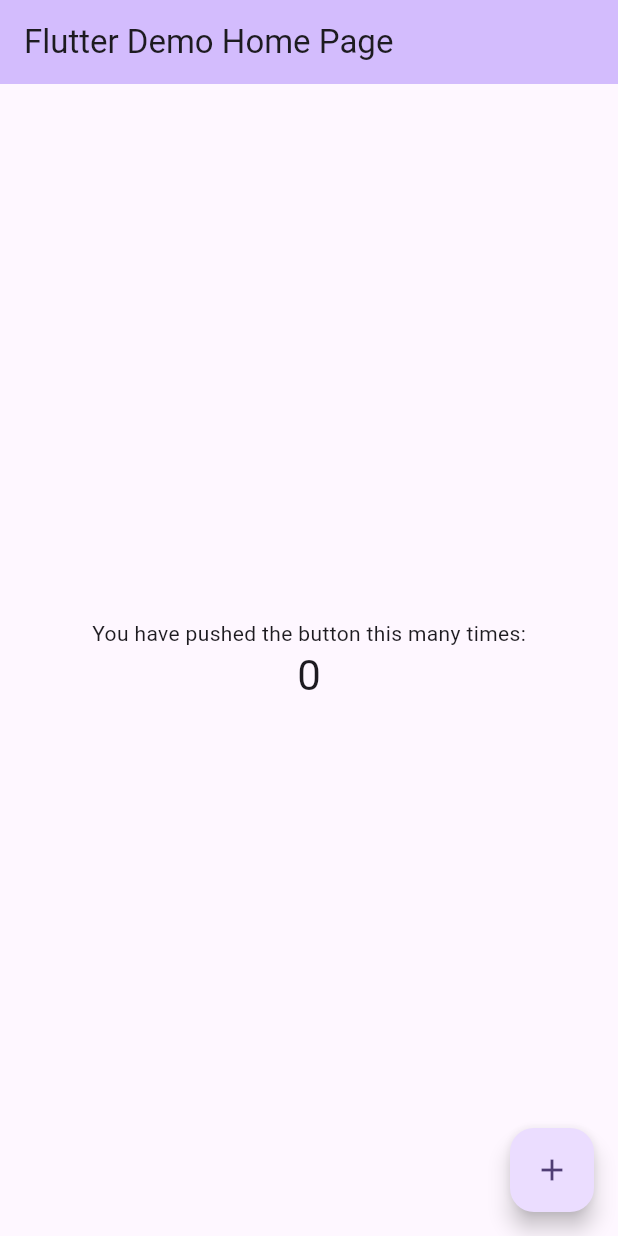
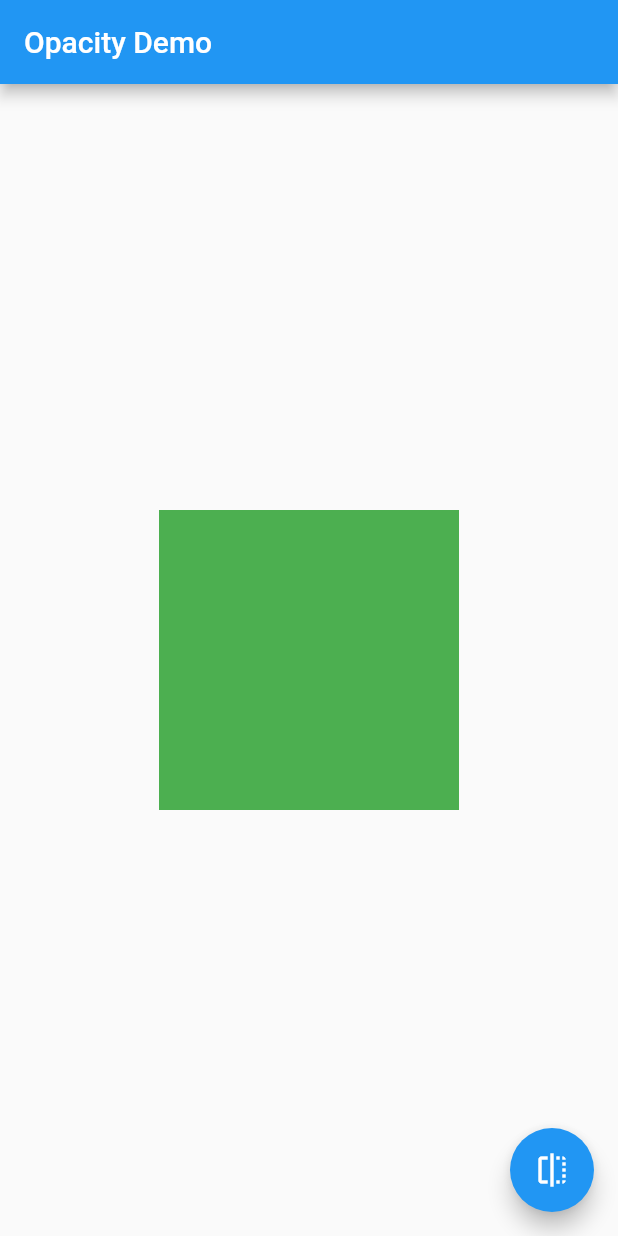
Before and after one commit to asutaka/FlutterCom, a Flutter app: the screen it shows after launch, on a phone screen of 412 x 824 dp. Run offline on Flutter 3.47's test engine with Material 2 defaults, Android fonts, the phone set to English and light mode, and no system bars.

Commit message:
second commit

```diff
--- a/lib/main.dart
+++ b/lib/main.dart
@@ -1,52 +1,27 @@
 import 'package:flutter/material.dart';
 
-void main() {
-  runApp(const MyApp());
-}
+void main() => runApp(const MyApp());
 
 class MyApp extends StatelessWidget {
   const MyApp({super.key});
 
-  // This widget is the root of your application.
   @override
   Widget build(BuildContext context) {
-    return MaterialApp(
-      title: 'Flutter Demo',
-      theme: ThemeData(
-        // This is the theme of your application.
-        //
-        // TRY THIS: Try running your application with "flutter run". You'll see
-        // the application has a blue toolbar. Then, without quitting the app,
-        // try changing the seedColor in the colorScheme below to Colors.green
-        // and then invoke "hot reload" (save your changes or press the "hot
-        // reload" button in a Flutter-supported IDE, or press "r" if you used
-        // the command line to start the app).
-        //
-        // Notice that the counter didn't reset back to zero; the application
-        // state is not lost during the reload. To reset the state, use hot
-        // restart instead.
-        //
-        // This works for code too, not just values: Most code changes can be
-        // tested with just a hot reload.
-        colorScheme: ColorScheme.fromSeed(seedColor: Colors.deepPurple),
-        useMaterial3: true,
-      ),
-      home: const MyHomePage(title: 'Flutter Demo Home Page'),
+    const appTitle = 'Opacity Demo';
+    return const MaterialApp(
+      title: appTitle,
+      home: MyHomePage(title: appTitle),
     );
   }
 }
 
+// The StatefulWidget's job is to take data and create a State class.
+// In this case, the widget takes a title, and creates a _MyHomePageState.
 class MyHomePage extends StatefulWidget {
-  const MyHomePage({super.key, required this.title});
-
-  // This widget is the home page of your application. It is stateful, meaning
-  // that it has a State object (defined below) that contains fields that affect
-  // how it looks.
-
-  // This class is the configuration for the state. It holds the values (in this
-  // case the title) provided by the parent (in this case the App widget) and
-  // used by the build method of the State. Fields in a Widget subclass are
-  // always marked "final".
+  const MyHomePage({
+    super.key,
+    required this.title,
+  });
 
   final String title;
 
@@ -54,72 +29,43 @@ class MyHomePage extends StatefulWidget {
   State<MyHomePage> createState() => _MyHomePageState();
 }
 
+// The State class is responsible for two things: holding some data you can
+// update and building the UI using that data.
 class _MyHomePageState extends State<MyHomePage> {
-  int _counter = 0;
-
-  void _incrementCounter() {
-    setState(() {
-      // This call to setState tells the Flutter framework that something has
-      // changed in this State, which causes it to rerun the build method below
-      // so that the display can reflect the updated values. If we changed
-      // _counter without calling setState(), then the build method would not be
-      // called again, and so nothing would appear to happen.
-      _counter++;
-    });
-  }
+  // Whether the green box should be visible
+  bool _visible = true;
 
   @override
   Widget build(BuildContext context) {
-    // This method is rerun every time setState is called, for instance as done
-    // by the _incrementCounter method above.
-    //
-    // The Flutter framework has been optimized to make rerunning build methods
-    // fast, so that you can just rebuild anything that needs updating rather
-    // than having to individually change instances of widgets.
     return Scaffold(
       appBar: AppBar(
-        // TRY THIS: Try changing the color here to a specific color (to
-        // Colors.amber, perhaps?) and trigger a hot reload to see the AppBar
-        // change color while the other colors stay the same.
-        backgroundColor: Theme.of(context).colorScheme.inversePrimary,
-        // Here we take the value from the MyHomePage object that was created by
-        // the App.build method, and use it to set our appbar title.
         title: Text(widget.title),
       ),
       body: Center(
-        // Center is a layout widget. It takes a single child and positions it
-        // in the middle of the parent.
-        child: Column(
-          // Column is also a layout widget. It takes a list of children and
-          // arranges them vertically. By default, it sizes itself to fit its
-          // children horizontally, and tries to be as tall as its parent.
-          //
-          // Column has various properties to control how it sizes itself and
-          // how it positions its children. Here we use mainAxisAlignment to
-          // center the children vertically; the main axis here is the vertical
-          // axis because Columns are vertical (the cross axis would be
-          // horizontal).
-          //
-          // TRY THIS: Invoke "debug painting" (choose the "Toggle Debug Paint"
-          // action in the IDE, or press "p" in the console), to see the
-          // wireframe for each widget.
-          mainAxisAlignment: MainAxisAlignment.center,
-          children: <Widget>[
-            const Text(
-              'You have pushed the button this many times:',
-            ),
-            Text(
-              '$_counter',
-              style: Theme.of(context).textTheme.headlineMedium,
-            ),
-          ],
+        child: AnimatedOpacity(
+          // If the widget is visible, animate to 0.0 (invisible).
+          // If the widget is hidden, animate to 1.0 (fully visible).
+          opacity: _visible ? 1.0 : 0.0,
+          duration: const Duration(milliseconds: 500),
+          // The green box must be a child of the AnimatedOpacity widget.
+          child: Container(
+            width: 200,
+            height: 200,
+            color: Colors.green,
+          ),
         ),
       ),
       floatingActionButton: FloatingActionButton(
-        onPressed: _incrementCounter,
-        tooltip: 'Increment',
-        child: const Icon(Icons.add),
-      ), // This trailing comma makes auto-formatting nicer for build methods.
+        onPressed: () {
+          // Call setState. This tells Flutter to rebuild the
+          // UI with the changes.
+          setState(() {
+            _visible = !_visible;
+          });
+        },
+        tooltip: 'Toggle Opacity',
+        child: const Icon(Icons.flip),
+      ),
     );
   }
 }
```
Also changed, not shown: 1 other file.
